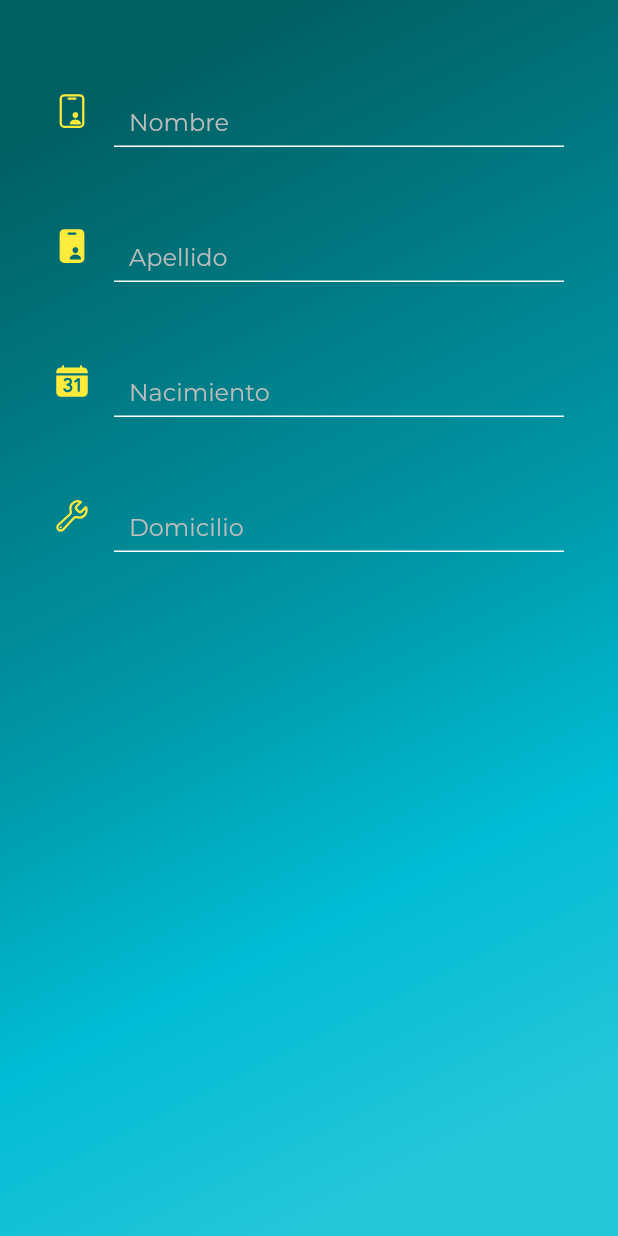
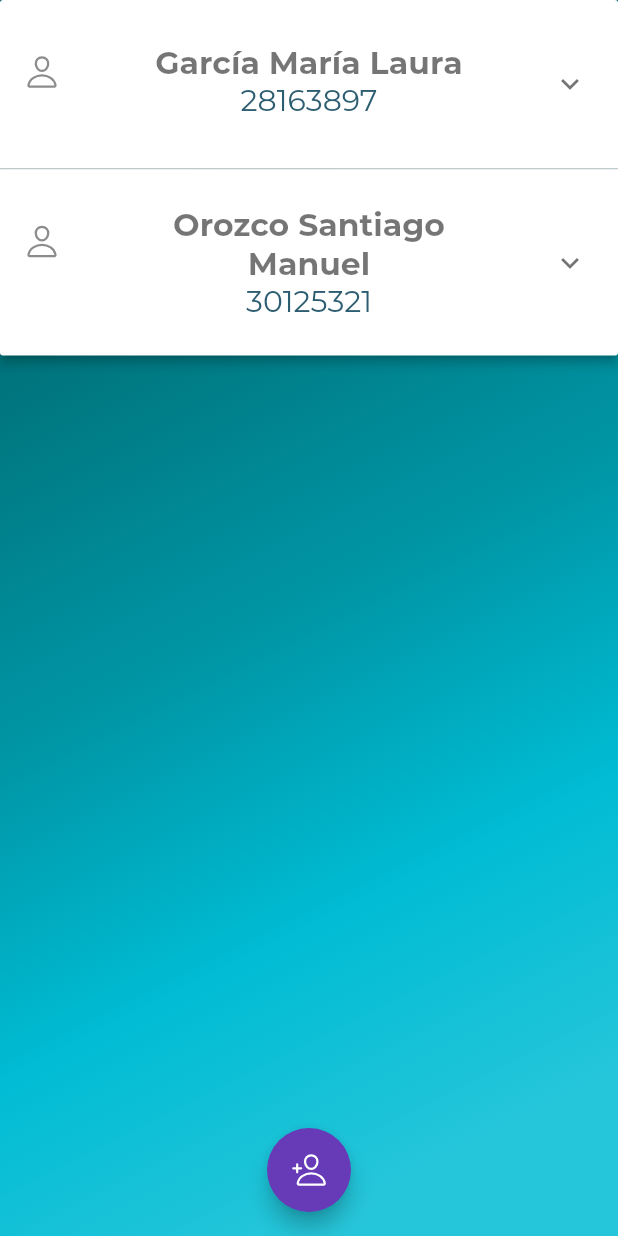
Before and after one commit to FSALVA157/fl_mediadores, a Flutter app: the OthersScreen screen opened directly, on a phone screen of 412 x 824 dp. Run offline on Flutter 3.47's test engine with Material 2 defaults, Android fonts, the phone set to English and light mode, and no system bars; our stand-ins replace ionicons; missing offline and left inert: flutter_barcode_scanner, stylish_dialog.

Commit message:
agreando provider

```diff
--- /dev/null
+++ b/lib/models/persona_model.dart
@@ -0,0 +1,10 @@
+
+class PersonaModel{
+  final String nombre;
+  final String apellido;
+  final DateTime nacimiento;
+  final int dni;
+
+  PersonaModel(this.nombre, this.apellido, this.nacimiento, this.dni);
+
+}
--- /dev/null
+++ b/lib/providers/others_provider.dart
@@ -0,0 +1,25 @@
+
+import 'package:fl_mediadores_app/models/persona_model.dart';
+import 'package:flutter/cupertino.dart';
+
+class OthersProvider extends ChangeNotifier{
+
+  List<PersonaModel> personas = [
+    PersonaModel("María Laura", "García",DateTime.parse("1990-05-01"), 28163897),
+      PersonaModel("Santiago Manuel", "Orozco",DateTime.parse("2000-09-21"), 30125321)
+  ];
+
+    // this.dniTramite = datos[0];
+    // this.dniApellido = datos[1];
+    // this.dniNombre = datos[2];
+    // this.dniSexo = datos[3];
+    // this.dniNumero = datos[4];
+    // this.dniEjemplar = datos[5];
+    // this.dniNacimiento = datos[6];
+    // this.dniFechaTramite = datos[7];
+
+  addPersonFromBarCode(List<String> data){
+    final nuevo = PersonaModel(data[2],data[1] , DateTime.parse("1990-05-01"), int.parse(data[4]));
+    personas.add(nuevo);
+  }
+}
--- a/lib/screens/detail_labels/others_screen.dart
+++ b/lib/screens/detail_labels/others_screen.dart
@@ -1,7 +1,12 @@
 
+import 'package:fl_mediadores_app/models/persona_model.dart';
 import 'package:fl_mediadores_app/widgets/form_components.dart';
 import 'package:flutter/material.dart';
+import 'package:flutter_barcode_scanner/flutter_barcode_scanner.dart';
+import 'package:intl/intl.dart';
 import 'package:ionicons/ionicons.dart';
+import 'package:stylish_dialog/stylish_dialog.dart';
+
 
 class OthersScreen extends StatelessWidget {
 
@@ -27,44 +32,174 @@ class OthersScreen extends StatelessWidget {
             ]
             )
         ),
-        child: SingleChildScrollView(
+        child: const SingleChildScrollView(
                 physics: const BouncingScrollPhysics(),
-                padding: const EdgeInsets.symmetric(vertical: 30),
+                child: _listaPersonas()
+        ),
+      ),
+      floatingActionButtonLocation: FloatingActionButtonLocation.centerFloat,
+      floatingActionButton: _AddPersonButton(),
+     );
+  }
+}
 
-                child: Center(
-                  child: Column(
-                    //crossAxisAlignment: CrossAxisAlignment.center,
-                    mainAxisAlignment: MainAxisAlignment.center,
-                    children: [
-                      //SizedBox(height: size.height * 0.3,),
-                      Container(
-                        //height: size.height * 0.5,
-                        width: double.infinity,
-                        child: Form(
-                          child: Column(
-                            children: [
-                              inputFormField(TextInputType.text, 'Nombre', Ionicons.id_card_outline),
-                              inputFormField(TextInputType.text, 'Apellido', Ionicons.id_card),
-                              inputFormField(TextInputType.text, 'Nacimiento', Ionicons.calendar_number),
-                              inputFormField(TextInputType.text, 'Domicilio', Ionicons.build_outline),
-                              // inputField('Password', Ionicons.lock_closed_outline),
-                              // loginButton('Log In', ()=>Navigator.pushReplacementNamed(context, 'home')),
-                              // forgotPassword(),
-                            ],
-                          )
-                          ),
-                      ),
-                      SizedBox(height: size.height * 0.2,)
+class _AddPersonButton extends StatelessWidget {
+  const _AddPersonButton({
+    Key? key,
+  }) : super(key: key);
 
-                    ],
-                  ),
-                ),
+  @override
+  Widget build(BuildContext context) {
+    return FloatingActionButton(
+      backgroundColor: Colors.deepPurple,
+       onPressed: () async {
+
+
+        String barcodeScanRes;
+        // Platform messages may fail, so we use a try/catch PlatformException.
+        try {
+          barcodeScanRes = await FlutterBarcodeScanner.scanBarcode(
+              '#ff6666', 'Cancel', true, ScanMode.DEFAULT
+              );
+          if (barcodeScanRes == '-1') {
+            return StylishDialog(
+              context: context,
+              alertType: StylishDialogType.ERROR,
+              titleText: 'Escaneo Cancelado!',
+            ).show();
+          }
+
+          List<String> array = barcodeScanRes.split('@');
+
+          if (array.length != 9) {
+            return StylishDialog(
+              context: context,
+              alertType: StylishDialogType.ERROR,
+              titleText: 'Código No Váido!',
+            ).show();
+          }
+
+
+
+          StylishDialog errorDialog = StylishDialog(
+              context: context,
+              alertType: StylishDialogType.ERROR,
+              titleText: 'NO PUEDE INGRESAR!',
+              //contentText: dataProvider.data.toString(),
+              dismissOnTouchOutside: true,
+              );
+
+          StylishDialog dialog = StylishDialog(
+            context: context,
+            alertType: StylishDialogType.PROGRESS,
+            animationLoop: false,
+            titleText: 'Procesando...',
+            dismissOnTouchOutside: false,
+          );
+
+          StylishDialog dialogAutorizado = StylishDialog(
+            context: context,
+            alertType: StylishDialogType.SUCCESS,
+            animationLoop: false,
+            titleText: 'Persona Autorizada!!',
+            dismissOnTouchOutside: true,
+          );
+
+          //dialog.show();
+          //providerDni.getData(array);
+          String dato_dni = array[4].toString();
+          array.forEach((element) {
+            print(element);
+          });
+          //var servicio = VisitaService();
+
+          try {
+            //PersonalElement visita = await servicio.getByDni(dato_dni);
+            //var bandera = await dataProvider.verificarProhibida(dato_dni);
+            //if(bandera){
+             // print('LA BANDERA ES TRUE');
+              //print(dataProvider.data);
+              // dialog.dismiss();
+              // errorDialog.show();
+              // showDialog(
+              //   context: context,
+              //   builder: (context){
+              //       return AlertDialog(
+              //            title: Text('Motivo de la Prohibicion'),
+              //   //         content: Text(dataProvider.data),
+              //          );
+              //   }
+              //   );
+
+            // }else{
+
+            //   dialog.dismiss();
+              dialogAutorizado.show();
+            //}
+            //Navigator.pushNamed(context, 'details', arguments: visita);
+          } catch (e) {
+            dialog.dismiss();
+            errorDialog.show();
+          }
+        } catch (e) {
+          barcodeScanRes = 'Failed to get platform version.';
+        }
+      },
+      child: Icon(Ionicons.person_add_outline),
+    );
+  }
+}
 
 
 
 
-        ),
-      ),
-     );
+class _listaPersonas extends StatelessWidget {
+  const _listaPersonas({
+    Key? key,
+  }) : super(key: key);
+
+  @override
+  Widget build(BuildContext context) {
+
+    final List<PersonaModel> personasList = [
+      PersonaModel("María Laura", "García",DateTime.parse("1990-05-01"), 28163897),
+      PersonaModel("Santiago Manuel", "Orozco",DateTime.parse("2000-09-21"), 30125321)
+    ];
+
+
+    return ExpansionPanelList.radio(
+        animationDuration: Duration(milliseconds: 500),
+        expandedHeaderPadding: EdgeInsets.all(10),
+        elevation: 3,
+        children: _expansionPanelChildren(personasList),
+
+    );
+  }
+
+  List<ExpansionPanel>  _expansionPanelChildren(List<PersonaModel> listado) {
+    List<ExpansionPanel> bodyList = [];
+    listado.forEach((element) {
+      final panel = ExpansionPanelRadio(
+        value: element.dni.toString(),
+        canTapOnHeader: true,
+        headerBuilder:((context, isExpanded) {
+          return  Padding(
+            padding: const EdgeInsets.symmetric(vertical: 20.0),
+            child: ListTile(
+              leading: const Icon(Ionicons.person_outline),
+              textColor: Colors.black54,
+              title: Text('${element.apellido} ${element.nombre}',style:TextStyle(fontWeight: FontWeight.bold, fontSize: 21), textAlign: TextAlign.center),
+              subtitle: Text('${element.dni}',style:Theme.of(context).textTheme.headline6, textAlign: TextAlign.center),
+            ),
+          );
+        }),
+        body: Container(
+          height: 100,
+          child: Text("Aliquip cillum labore ipsum commodo duis in. Laborum cillum magna culpa id dolore. Laborum minim enim cillum adipisicing in nisi non excepteur.")
+        ));
+        bodyList.add(panel);
+    }
+    );
+    return bodyList;
   }
 }
--- a/pubspec.yaml
+++ b/pubspec.yaml
@@ -32,11 +32,15 @@ dependencies:
   cupertino_icons: ^1.0.2
   flutter:
     sdk: flutter
+  flutter_barcode_scanner: ^2.0.0
   flutter_native_splash: ^2.2.10+1
+  intl: ^0.17.0
   ionicons: ^0.2.1
+  provider: ^6.0.4
+  stylish_dialog: ^0.1.3
 
 flutter_native_splash:
-  color: "#e3c205"
+  color: "#1a1a1a"
   image: assets/splash.png
   color_dark: "#1a1a1a"
   image_dark: assets/escudo_argentino.png
```
Also changed, not shown: pubspec.lock.
